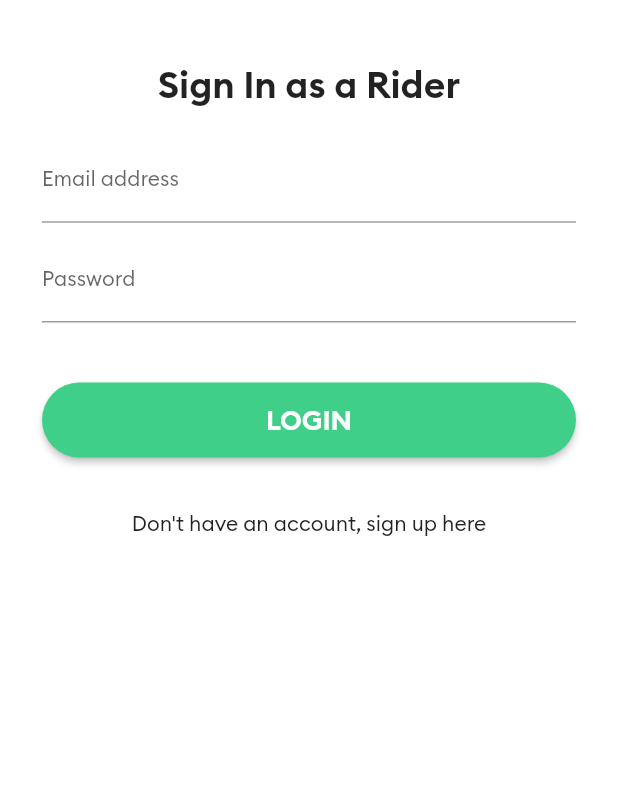
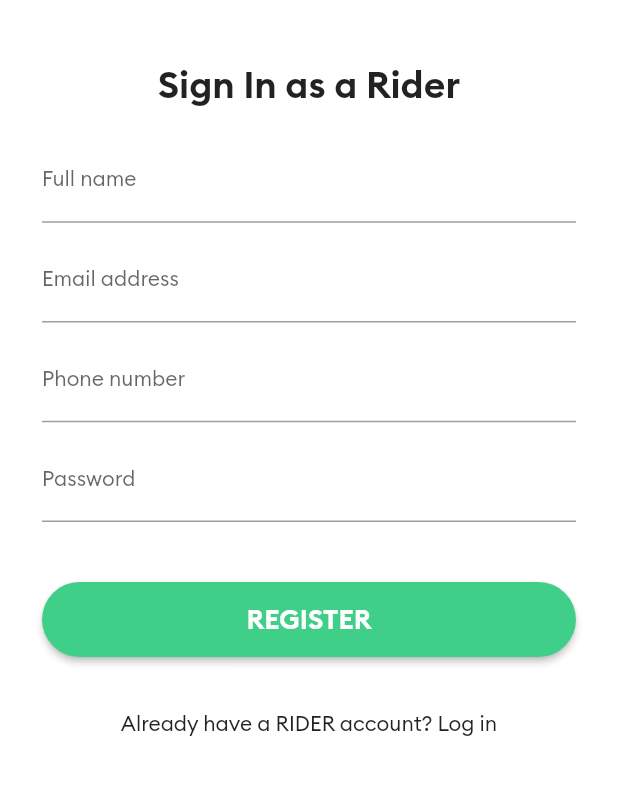
Before and after one commit to sunachun/cab_rider, a Flutter app: the screen it shows after launch, on a phone screen of 412 x 824 dp, the part 267-1062 px from its top. Run offline on Flutter 3.47's test engine with Material 2 defaults, Android fonts, the light colour scheme and no system bars; our stand-ins replace firebase_core, firebase_database; accounts and stored records are empty.

Commit message:
13 registration page

```diff
--- a/lib/main.dart
+++ b/lib/main.dart
@@ -1,5 +1,6 @@
 import 'package:cab_rider/screens/loginpage.dart';
 import 'package:cab_rider/screens/mainpage.dart';
+import 'package:cab_rider/screens/registrationpage.dart';
 import 'package:firebase_core/firebase_core.dart';
 import 'package:flutter/material.dart';
 import 'dart:io';
@@ -21,7 +22,7 @@ class MyApp extends StatelessWidget {
         fontFamily: 'Brand-Regular',
         primarySwatch: Colors.blue,
       ),
-      home: LoginPage(),
+      home: RegistrationPage(),
     );
   }
 }
--- /dev/null
+++ b/lib/screens/registrationpage.dart
@@ -0,0 +1,133 @@
+import 'package:cab_rider/brand_colors.dart';
+import 'package:flutter/material.dart';
+
+class RegistrationPage extends StatelessWidget {
+  @override
+  Widget build(BuildContext context) {
+    return Scaffold(
+      backgroundColor: Colors.white,
+      body: SafeArea(
+        child: SingleChildScrollView(
+          child: Padding(
+            padding: const EdgeInsets.all(8.0),
+            child: Column(
+              children: <Widget>[
+                SizedBox(height: 70),
+                Image(
+                  alignment: Alignment.center,
+                  height: 100.0,
+                  width: 100.0,
+                  image: AssetImage('images/logo.png'),
+                ),
+                SizedBox(height: 40),
+                Text(
+                  'Sign In as a Rider',
+                  textAlign: TextAlign.center,
+                  style: TextStyle(
+                    fontSize: 25,
+                    fontFamily: 'Brand-Bold',
+                  ),
+                ),
+                Padding(
+                  padding: EdgeInsets.all(20.0),
+                  child: Column(
+                    children: <Widget>[
+                      //full name
+                      TextField(
+                        keyboardType: TextInputType.text,
+                        decoration: InputDecoration(
+                          labelText: 'Full name',
+                          labelStyle: TextStyle(
+                            fontSize: 14.0,
+                          ),
+                          hintStyle: TextStyle(
+                            color: Colors.grey,
+                            fontSize: 10.0,
+                          ),
+                        ),
+                        style: TextStyle(fontSize: 14.0),
+                      ),
+                      SizedBox(height: 10),
+                      //Email address
+                      TextField(
+                        keyboardType: TextInputType.emailAddress,
+                        decoration: InputDecoration(
+                          labelText: 'Email address',
+                          labelStyle: TextStyle(
+                            fontSize: 14.0,
+                          ),
+                          hintStyle: TextStyle(
+                            color: Colors.grey,
+                            fontSize: 10.0,
+                          ),
+                        ),
+                        style: TextStyle(fontSize: 14.0),
+                      ),
+                      SizedBox(height: 10),
+                      //Phone
+                      TextField(
+                        keyboardType: TextInputType.phone,
+                        decoration: InputDecoration(
+                          labelText: 'Phone number',
+                          labelStyle: TextStyle(
+                            fontSize: 14.0,
+                          ),
+                          hintStyle: TextStyle(
+                            color: Colors.grey,
+                            fontSize: 10.0,
+                          ),
+                        ),
+                        style: TextStyle(fontSize: 14.0),
+                      ),
+                      SizedBox(height: 10),
+                      //Password
+                      TextField(
+                        obscureText: true,
+                        decoration: InputDecoration(
+                          labelText: 'Password',
+                          labelStyle: TextStyle(
+                            fontSize: 14.0,
+                          ),
+                          hintStyle: TextStyle(
+                            color: Colors.grey,
+                            fontSize: 10.0,
+                          ),
+                        ),
+                        style: TextStyle(fontSize: 14.0),
+                      ),
+                      SizedBox(height: 40),
+                      RaisedButton(
+                        onPressed: () {},
+                        shape: new RoundedRectangleBorder(
+                          borderRadius: new BorderRadius.circular(25),
+                        ),
+                        color: BrandColors.colorGreen,
+                        textColor: Colors.white,
+                        child: Container(
+                          height: 50,
+                          child: Center(
+                            child: Text(
+                              'REGISTER',
+                              style: TextStyle(
+                                fontSize: 18,
+                                fontFamily: 'Brand-Bold',
+                              ),
+                            ),
+                          ),
+                        ),
+                      ),
+                    ],
+                  ),
+                ),
+                FlatButton(
+                  onPressed: () {},
+                  child: Text('Already have a RIDER account? Log in'),
+                ),
+              ],
+            ),
+          ),
+        ),
+      ),
+    );
+  }
+}
```
